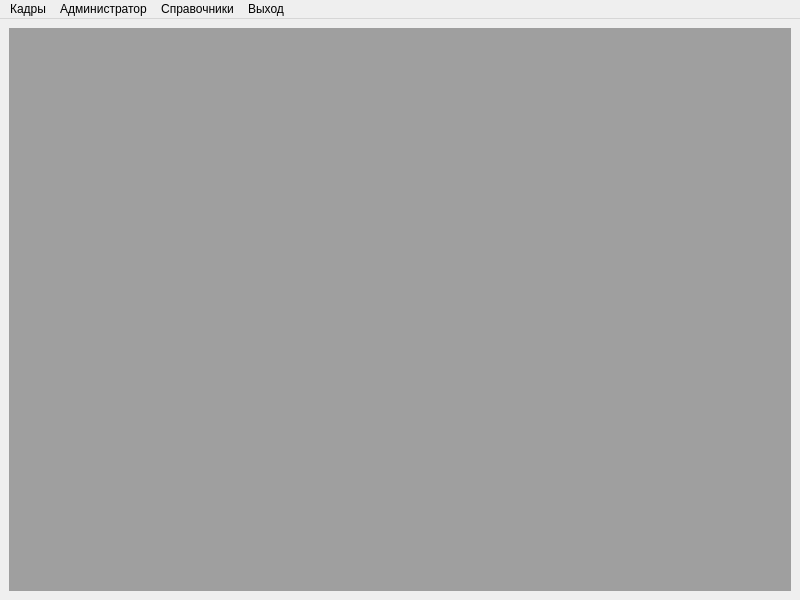
Above: mainwindow.ui from alexdev276/MiniKadri before the change. Below: the same form after it.
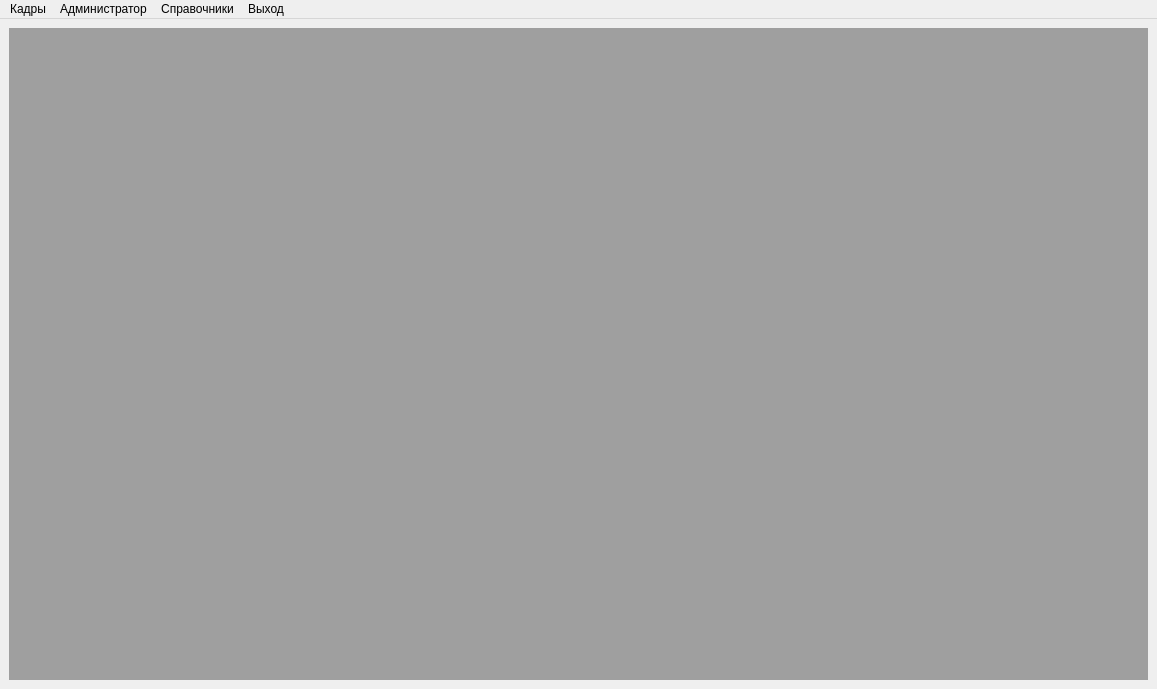
That is the form after the change.

The edit to the form file:
```diff
--- a/mainwindow.ui
+++ b/mainwindow.ui
@@ -6,8 +6,8 @@
    <rect>
     <x>0</x>
     <y>0</y>
-    <width>800</width>
-    <height>600</height>
+    <width>1157</width>
+    <height>689</height>
    </rect>
   </property>
   <property name="windowTitle">
@@ -25,7 +25,7 @@
     <rect>
      <x>0</x>
      <y>0</y>
-     <width>800</width>
+     <width>1157</width>
      <height>33</height>
     </rect>
    </property>
```
Left out of the diff: 4 changed lines with no effect on the pictures.
